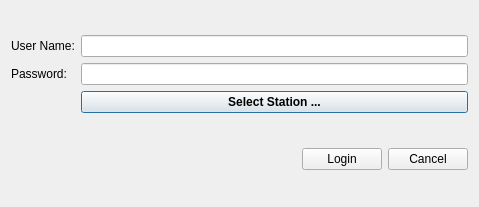
Above: rave/security/loginform.ui from pgathogo/raven before the change. Below: the same form after it.
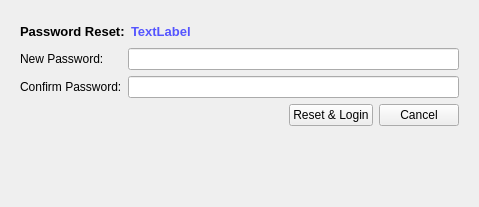
That is the form after the change. The open tabs and pages were chosen to show the change.

The edit to the form file:
```diff
--- a/rave/security/loginform.ui
+++ b/rave/security/loginform.ui
@@ -15,10 +15,14 @@
   </property>
   <layout class="QVBoxLayout" name="verticalLayout">
    <item>
+    <widget class="QStackedWidget" name="swMain">
+     <widget class="QWidget" name="pgLogin">
+      <layout class="QVBoxLayout" name="verticalLayout_2">
+       <item>
     <layout class="QVBoxLayout" name="vlNotice"/>
    </item>
    <item>
-    <layout class="QGridLayout" name="gridLayout" rowminimumheight="0,0,0,5">
+        <layout class="QGridLayout" name="gridLayout" rowminimumheight="0,0,0">
      <item row="0" column="1">
       <widget class="QLineEdit" name="edtUsername"/>
      </item>
@@ -90,12 +94,140 @@
    </item>
   </layout>
  </widget>
- <tabstops>
-  <tabstop>edtUsername</tabstop>
-  <tabstop>edtPassword</tabstop>
-  <tabstop>btnLogin</tabstop>
-  <tabstop>btnCancel</tabstop>
- </tabstops>
+     <widget class="QWidget" name="pgReset">
+      <layout class="QVBoxLayout" name="verticalLayout_3">
+       <item>
+        <layout class="QVBoxLayout" name="vlReset"/>
+       </item>
+       <item>
+        <layout class="QHBoxLayout" name="horizontalLayout_3">
+         <item>
+          <widget class="QLabel" name="label_5">
+           <property name="font">
+            <font>
+             <pointsize>10</pointsize>
+             <bold>true</bold>
+            </font>
+           </property>
+           <property name="text">
+            <string>Password Reset:</string>
+           </property>
+          </widget>
+         </item>
+         <item>
+          <widget class="QLabel" name="lblUsername">
+           <property name="font">
+            <font>
+             <pointsize>10</pointsize>
+             <bold>true</bold>
+            </font>
+           </property>
+           <property name="styleSheet">
+            <string notr="true">color: rgb(85, 85, 255);</string>
+           </property>
+           <property name="text">
+            <string>TextLabel</string>
+           </property>
+          </widget>
+         </item>
+         <item>
+          <spacer name="horizontalSpacer_3">
+           <property name="orientation">
+            <enum>Qt::Horizontal</enum>
+           </property>
+           <property name="sizeHint" stdset="0">
+            <size>
+             <width>40</width>
+             <height>20</height>
+            </size>
+           </property>
+          </spacer>
+         </item>
+        </layout>
+       </item>
+       <item>
+        <layout class="QGridLayout" name="gridLayout_2">
+         <item row="0" column="0">
+          <widget class="QLabel" name="label_3">
+           <property name="text">
+            <string>New Password:</string>
+           </property>
+          </widget>
+         </item>
+         <item row="0" column="1">
+          <widget class="QLineEdit" name="edtNewPassword">
+           <property name="echoMode">
+            <enum>QLineEdit::Password</enum>
+           </property>
+          </widget>
+         </item>
+         <item row="1" column="0">
+          <widget class="QLabel" name="label_4">
+           <property name="text">
+            <string>Confirm Password:</string>
+           </property>
+          </widget>
+         </item>
+         <item row="1" column="1">
+          <widget class="QLineEdit" name="edtConfirmPassword">
+           <property name="echoMode">
+            <enum>QLineEdit::Password</enum>
+           </property>
+          </widget>
+         </item>
+        </layout>
+       </item>
+       <item>
+        <layout class="QHBoxLayout" name="horizontalLayout_2">
+         <item>
+          <spacer name="horizontalSpacer_2">
+           <property name="orientation">
+            <enum>Qt::Horizontal</enum>
+           </property>
+           <property name="sizeHint" stdset="0">
+            <size>
+             <width>40</width>
+             <height>20</height>
+            </size>
+           </property>
+          </spacer>
+         </item>
+         <item>
+          <widget class="QPushButton" name="btnReset">
+           <property name="text">
+            <string>Reset &amp;&amp; Login</string>
+           </property>
+          </widget>
+         </item>
+         <item>
+          <widget class="QPushButton" name="btnCancelReset">
+           <property name="text">
+            <string>Cancel</string>
+           </property>
+          </widget>
+         </item>
+        </layout>
+       </item>
+      </layout>
+     </widget>
+     <widget class="QWidget" name="page_2"/>
+    </widget>
+   </item>
+   <item>
+    <spacer name="verticalSpacer">
+     <property name="orientation">
+      <enum>Qt::Vertical</enum>
+     </property>
+     <property name="sizeHint" stdset="0">
+      <size>
+       <width>20</width>
+       <height>40</height>
+      </size>
+     </property>
+    </spacer>
+   </item>
+  </layout>
+ </widget>
  <resources/>
  <connections/>
 </ui>
```
Lines whose indentation alone changed are shown as unchanged.
